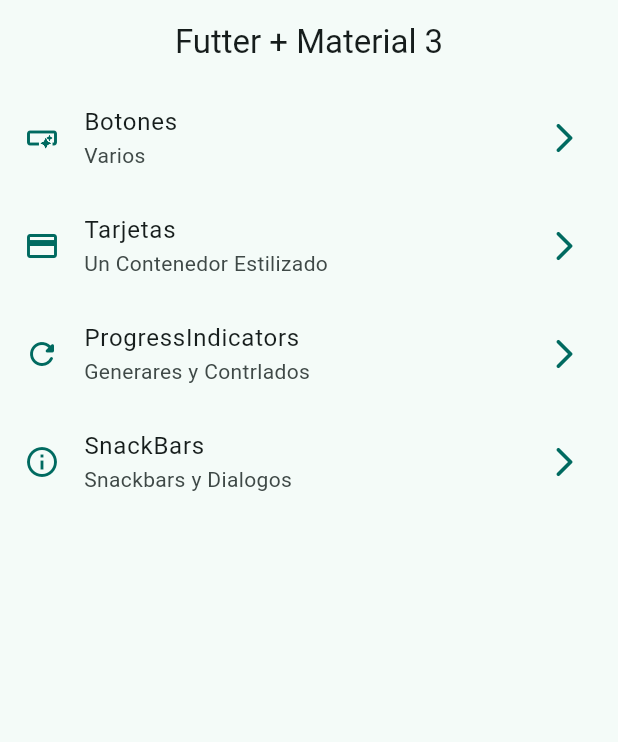
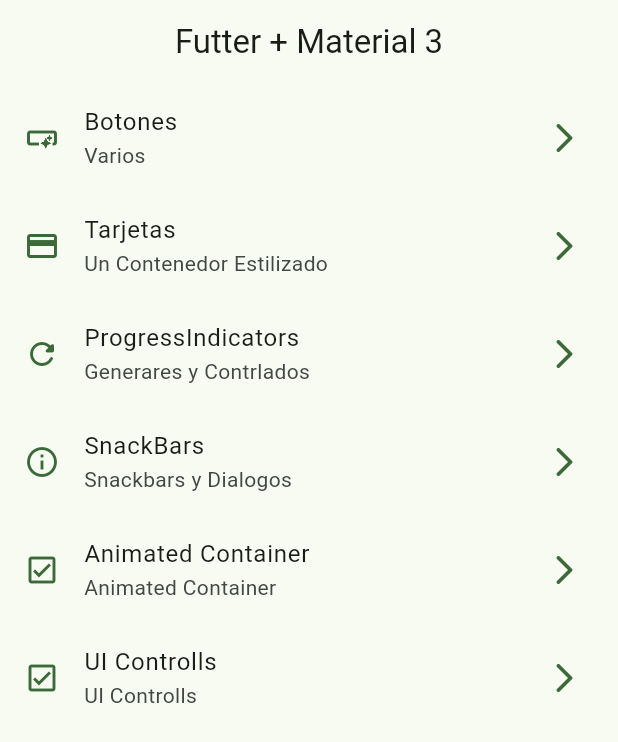
Before and after one commit to pnavarro26/Flutter-Bases, a Flutter app: the screen it shows after launch, on a phone screen of 412 x 824 dp. Shown: the top 742 px of the screen. Run offline on Flutter 3.47's test engine with Material 3 defaults, Android fonts, the phone set to English and light mode, and no system bars; our stand-ins replace go_router.

Commit message:
ui-controlls

```diff
--- a/lib/config/menu/menu_items.dart
+++ b/lib/config/menu/menu_items.dart
@@ -39,4 +39,16 @@ const appMenuItems = <MenuItem>[
     link: '/snackbars',
     icon: Icons.info_outline,
   ),
+  MenuItem(
+    title: 'Animated Container',
+    subTitle: 'Animated Container',
+    link: '/animated',
+    icon: Icons.check_box_outlined,
+  ),
+  MenuItem(
+    title: 'UI Controlls',
+    subTitle: 'UI Controlls',
+    link: '/ui-controlls',
+    icon: Icons.check_box_outlined,
+  ),
 ];
--- a/lib/config/router/app_router.dart
+++ b/lib/config/router/app_router.dart
@@ -41,5 +41,19 @@ final GoRouter appRouter = GoRouter(
         return const SnackBarScreen();
       },
     ),
+    GoRoute(
+      path: '/animated',
+      name: AnimatedScreen.name,
+      builder: (BuildContext context, GoRouterState state) {
+        return const AnimatedScreen();
+      },
+    ),
+    GoRoute(
+      path: '/ui-controlls',
+      name: UiControlsScreen.name,
+      builder: (BuildContext context, GoRouterState state) {
+        return const UiControlsScreen();
+      },
+    ),
   ],
 );
--- a/lib/main.dart
+++ b/lib/main.dart
@@ -16,7 +16,7 @@ class MainApp extends StatelessWidget {
       routerConfig: appRouter,
       debugShowCheckedModeBanner: false,
       theme: AppTheme(
-        selectedColor: 1,
+        selectedColor: 2,
       ).getTheme(), // configurar los colores para la app
       //home: HomeScreen(),
       // routes: {
```
Also changed, not shown: lib/presentation/screens/animated/animated_screen.dart (+56 -2 lines), lib/presentation/screens/ui_controls/ui_controls_screen.dart (+119 -1 lines).
